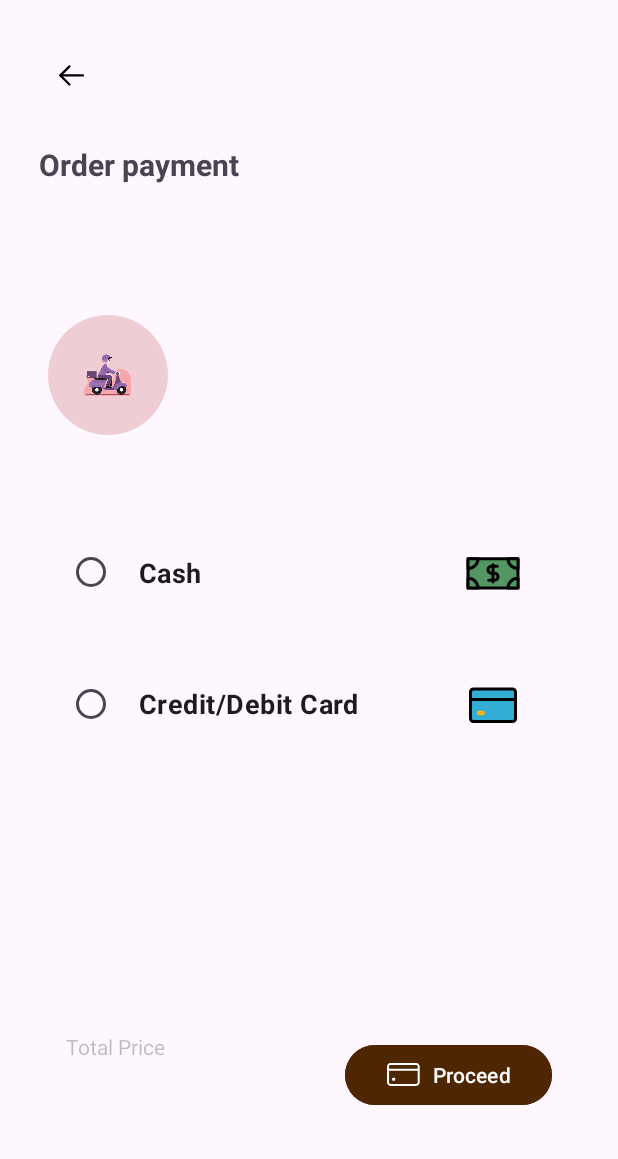
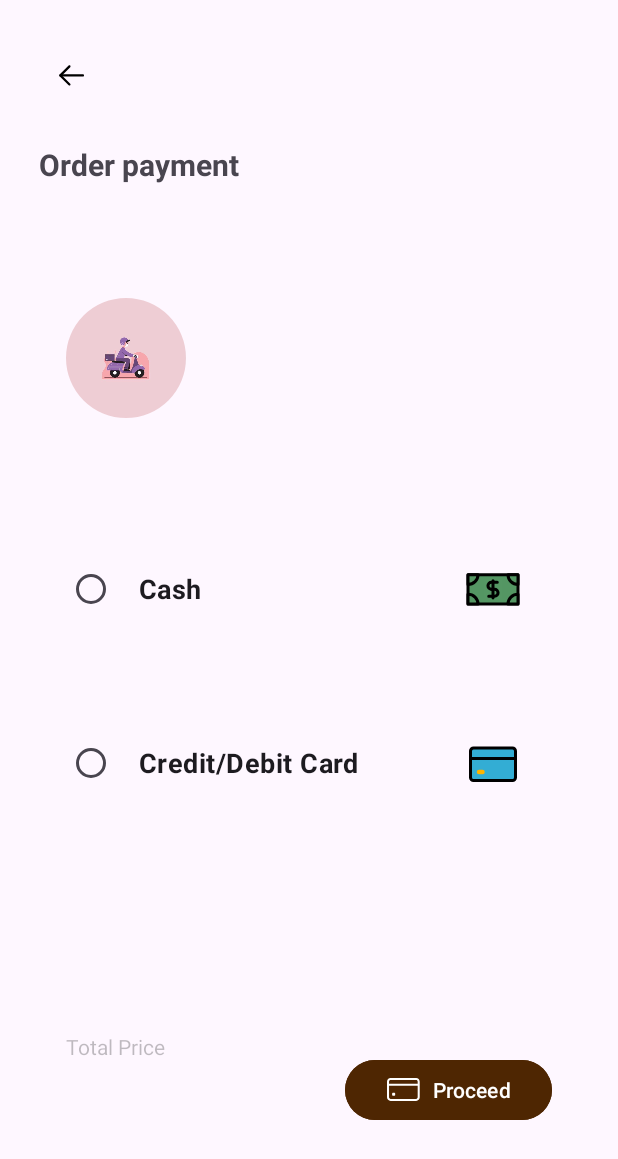
Before and after one commit to klam-12/SeSeCoffee, an Android app: the PaymentActivity screen opened directly, with no data from a screen before it, on a phone screen of 412 x 824 dp. Shown: the top 1159 px of the screen. Run offline under Robolectric (Android 15) with nearby library versions, the phone set to English and light mode, and no system bars; our stand-ins replace Firebase (no records; nobody signed in at launch, a user with empty details on screens opened directly), Volley; libraries missing offline, so code that uses them is left out: com.stripe.android; 2 statements that could not run were skipped.

Commit message:
UPDATE: Fix order and update order, add loading screen for card payment

```diff
--- a/app/src/main/java/com/example/sesecoffee/PaymentActivity.kt
+++ b/app/src/main/java/com/example/sesecoffee/PaymentActivity.kt
@@ -3,8 +3,10 @@ package com.example.sesecoffee
 import android.content.Intent
 import android.os.Bundle
 import android.util.Log
+import android.view.View
 import android.widget.Button
 import android.widget.ImageButton
+import android.widget.LinearLayout
 import android.widget.RadioGroup
 import android.widget.TextView
 import android.widget.Toast
@@ -138,15 +140,31 @@ class PaymentActivity : AppCompatActivity() {
         }
     }
 
+    private fun showLoading() {
+        findViewById<LinearLayout>(R.id.loadingContainer).visibility = View.VISIBLE
+    }
+
+    private fun hideLoading() {
+        findViewById<LinearLayout>(R.id.loadingContainer).visibility = View.GONE
+    }
+
+    private fun calculateTotalPrice(itemList : List<OrderItem>) : Int {
+        var price = 0
+        itemList.forEach {
+            price += it.price!!
+        }
+        return price
+    }
+
     private fun createCustomerId(){
         val request = object : StringRequest(
             Request.Method.POST,
             "https://api.stripe.com/v1/customers",
             { response ->
                 try{
+                    showLoading()
                     val jsonObject = JSONObject(response)
                     customerId = jsonObject.getString("id")
-                    Toast.makeText(this, "Customer ID: $customerId", Toast.LENGTH_SHORT).show()
 
                     getEphemeralKey(customerId)
                     Log.d("PaymentActivity", "Response: $response")
@@ -177,7 +195,6 @@ class PaymentActivity : AppCompatActivity() {
                     val jsonObject = JSONObject(response)
                     ephemeralKey = jsonObject.getString("id")
                     ephemeralSecret = jsonObject.getString("secret")
-                    Toast.makeText(this, "Ephemeral Key: $ephemeralKey", Toast.LENGTH_SHORT).show()
 
                     getClientSecret(customerId, ephemeralKey)
                     Log.d("PaymentActivity", "Response: $response")
@@ -215,7 +232,6 @@ class PaymentActivity : AppCompatActivity() {
                 try{
                     val jsonObject = JSONObject(response)
                     clientSecret = jsonObject.getString("client_secret")
-                    Toast.makeText(this, "Client Secret: $clientSecret", Toast.LENGTH_SHORT).show()
 
                     paymentFlow()
                     Log.d("PaymentActivity", "Response: $response")
@@ -249,6 +265,7 @@ class PaymentActivity : AppCompatActivity() {
     }
 
     private fun paymentFlow() {
+        hideLoading()
         paymentSheet.presentWithPaymentIntent(
             clientSecret,
             PaymentSheet.Configuration(
@@ -259,14 +276,6 @@ class PaymentActivity : AppCompatActivity() {
                 )
             )
         )
-    }
-
-    private fun calculateTotalPrice(itemList : List<OrderItem>) : Int {
-        var price = 0
-        itemList.forEach {
-            price += it.price!!
-        }
-        return price
     }
 
     private fun onPaymentSheetResult(paymentSheetResult: PaymentSheetResult) {
--- a/app/src/main/java/com/example/sesecoffee/ProductOrderActivity.kt
+++ b/app/src/main/java/com/example/sesecoffee/ProductOrderActivity.kt
@@ -176,7 +176,7 @@ class ProductOrderActivity : AppCompatActivity() {
                     }
                     else{
                         for(document in documentSnapshot){
-                            idOrder= document.getString("id").toString()
+                            idOrder = document.getString("id").toString()
                         }
                         Log.i("R","sai oi")
                     }
--- a/app/src/main/java/com/example/sesecoffee/ProductUpdateOrderActivity.kt
+++ b/app/src/main/java/com/example/sesecoffee/ProductUpdateOrderActivity.kt
@@ -88,8 +88,6 @@ class ProductUpdateOrderActivity : AppCompatActivity() {
                                                     } else {
                                                         Toast.makeText(applicationContext,"Edit product successfully", Toast.LENGTH_SHORT).show()
                                                     }
-                                                    val intent = Intent(applicationContext,AdminMainActivity::class.java)
-                                                    startActivity(intent)
                                                 }
                                                 is Resource.Error -> {
                                                     hideLoading()
--- a/app/src/main/res/layout/activity_payment.xml
+++ b/app/src/main/res/layout/activity_payment.xml
@@ -37,8 +37,8 @@
         android:id="@+id/paymentAvatar"
         android:layout_width="80dp"
         android:layout_height="80dp"
-        android:layout_marginStart="32dp"
-        android:layout_marginBottom="56dp"
+        android:layout_marginStart="44dp"
+        android:layout_marginBottom="64dp"
         android:scaleType="centerCrop"
         app:layout_constraintBottom_toTopOf="@+id/paymentMethodChoice"
         app:layout_constraintStart_toStartOf="parent"
@@ -51,7 +51,7 @@
         android:layout_height="wrap_content"
         android:layout_marginStart="16dp"
         android:layout_marginEnd="56dp"
-        android:layout_marginBottom="60dp"
+        android:layout_marginBottom="68dp"
         android:orientation="vertical"
         app:layout_constraintBottom_toTopOf="@+id/paymentMethodChoice"
         app:layout_constraintEnd_toEndOf="parent"
@@ -93,12 +93,12 @@
         app:layout_constraintHorizontal_bias="0.483"
         app:layout_constraintStart_toStartOf="parent"
         app:layout_constraintTop_toTopOf="parent"
-        app:layout_constraintVertical_bias="0.533">
+        app:layout_constraintVertical_bias="0.579">
 
         <RadioButton
             android:id="@+id/cash"
             android:layout_width="match_parent"
-            android:layout_height="wrap_content"
+            android:layout_height="100dp"
             android:layout_marginBottom="16dp"
             android:drawableRight="@drawable/cash"
             android:padding="16dp"
@@ -109,7 +109,7 @@
         <RadioButton
             android:id="@+id/creditCard"
             android:layout_width="match_parent"
-            android:layout_height="wrap_content"
+            android:layout_height="100dp"
             android:layout_marginBottom="16dp"
             android:drawableRight="@drawable/credit_card"
             android:padding="16dp"
@@ -165,4 +165,25 @@
         app:layout_constraintTop_toTopOf="parent"
         app:layout_constraintVertical_bias="0.855" />
 
+    <LinearLayout
+        android:id="@+id/loadingContainer"
+        android:layout_width="match_parent"
+        android:layout_height="match_parent"
+        android:visibility="gone"
+        android:background="#55F7F8FB">
+    <ProgressBar
+        android:id="@+id/paymentProgressBar"
+        style="?android:attr/progressBarStyle"
+        android:layout_width="80dp"
+        android:layout_height="80dp"
+        android:layout_marginTop="320dp"
+        android:layout_marginLeft="160dp"
+        app:layout_constraintBottom_toBottomOf="parent"
+        app:layout_constraintEnd_toEndOf="parent"
+        app:layout_constraintHorizontal_bias="0.5"
+        app:layout_constraintStart_toStartOf="parent"
+        app:layout_constraintTop_toTopOf="parent"
+        app:layout_constraintVertical_bias="0.5" />
+    </LinearLayout>
+
 </androidx.constraintlayout.widget.ConstraintLayout>
```
